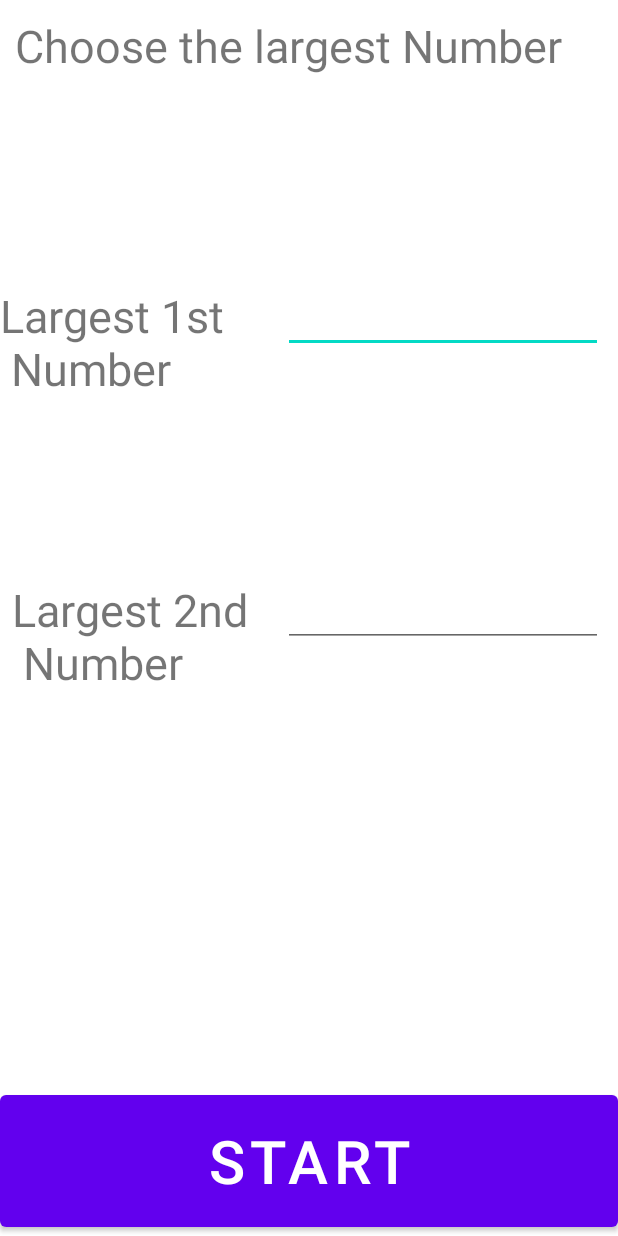
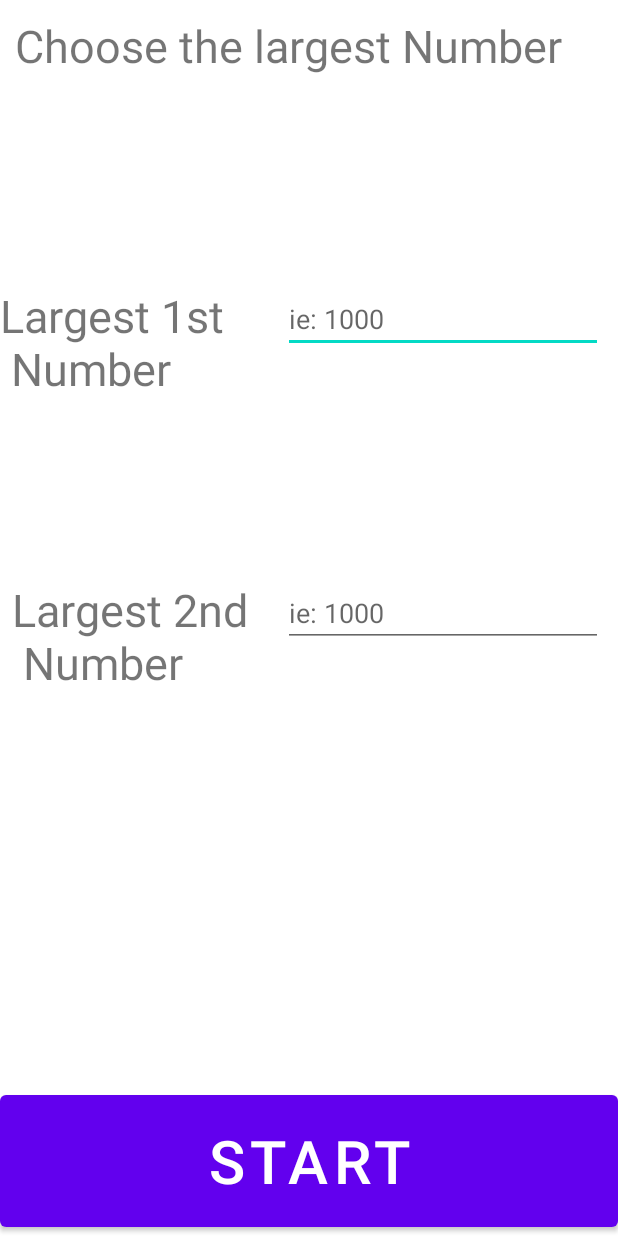
Before and after one commit to ccheung62/Android4SymbolMath, an Android app: the layout number_range.xml on its own in the app's theme, with its tools: preview values and no code run, on a phone screen of 412 x 824 dp. Run offline under Robolectric (Android 15) with nearby library versions, the phone set to English and light mode, and no system bars.

Commit message:
removed engl

```diff
--- a/app/src/main/res/layout/number_range.xml
+++ b/app/src/main/res/layout/number_range.xml
@@ -6,12 +6,12 @@
     android:layout_height="match_parent">
 
     <TextView
-        android:id="@+id/FirstNumbertv"
+        android:id="@+id/FirstNumberTv"
         android:layout_width="wrap_content"
         android:layout_height="wrap_content"
         android:layout_marginTop="120dp"
         android:text="Largest 1st\n Number"
-        android:textSize="30dp"
+        android:textSize="30sp"
         app:layout_constraintEnd_toStartOf="@+id/FirstNumberInput"
         app:layout_constraintHorizontal_bias="0.0"
         app:layout_constraintStart_toStartOf="parent"
@@ -22,7 +22,7 @@
         android:layout_width="0dp"
         android:layout_height="100dp"
         android:text="Start"
-        android:textSize="40dp"
+        android:textSize="40sp"
         app:layout_constraintBottom_toBottomOf="parent"
         app:layout_constraintEnd_toEndOf="parent"
         app:layout_constraintStart_toStartOf="parent" />
@@ -35,7 +35,7 @@
         android:layout_marginTop="10dp"
         android:layout_marginEnd="10dp"
         android:text="Choose the largest Number"
-        android:textSize="30dp"
+        android:textSize="30sp"
         app:layout_constraintEnd_toEndOf="parent"
         app:layout_constraintHorizontal_bias="0.0"
         app:layout_constraintStart_toStartOf="parent"
@@ -49,8 +49,10 @@
         android:layout_marginEnd="10dp"
         android:ems="10"
         android:inputType="number"
+        android:hint="ie: 1000"
         app:layout_constraintEnd_toEndOf="parent"
-        app:layout_constraintTop_toBottomOf="@+id/numberRangeTitle" />
+        app:layout_constraintTop_toBottomOf="@+id/numberRangeTitle"
+        tools:ignore="Autofill" />
 
     <EditText
         android:id="@+id/SecondNumberInput"
@@ -59,20 +61,22 @@
         android:layout_marginEnd="10dp"
         android:ems="10"
         android:inputType="number"
+        android:hint="ie: 1000"
         app:layout_constraintEnd_toEndOf="parent"
         app:layout_constraintHorizontal_bias="1.0"
-        app:layout_constraintStart_toEndOf="@+id/FirstNumbertv"
-        app:layout_constraintTop_toTopOf="@+id/SecondNumbertv" />
+        app:layout_constraintStart_toEndOf="@+id/FirstNumberTv"
+        app:layout_constraintTop_toTopOf="@+id/SecondNumberTv"
+        tools:ignore="Autofill" />
 
     <TextView
-        android:id="@+id/SecondNumbertv"
+        android:id="@+id/SecondNumberTv"
         android:layout_width="wrap_content"
         android:layout_height="wrap_content"
         android:layout_marginStart="8dp"
         android:layout_marginTop="120dp"
         android:text="Largest 2nd\n Number"
-        android:textSize="30dp"
+        android:textSize="30sp"
         app:layout_constraintStart_toStartOf="parent"
-        app:layout_constraintTop_toBottomOf="@+id/FirstNumbertv" />
+        app:layout_constraintTop_toBottomOf="@+id/FirstNumberTv" />
 
 </androidx.constraintlayout.widget.ConstraintLayout>
```
